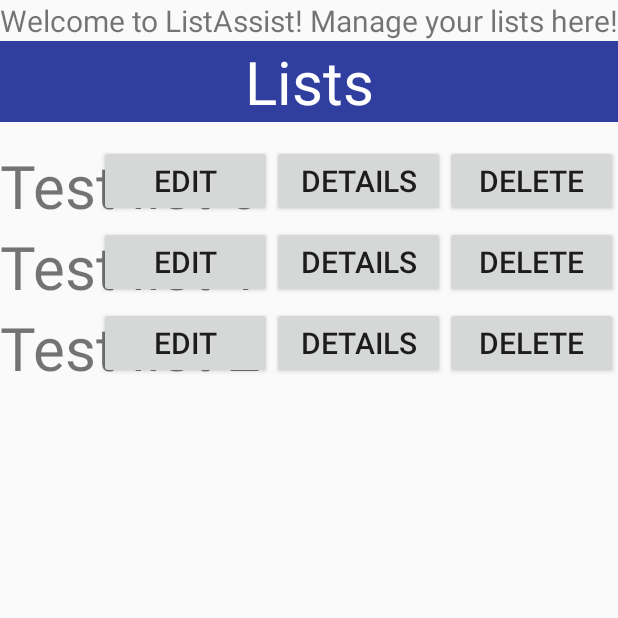
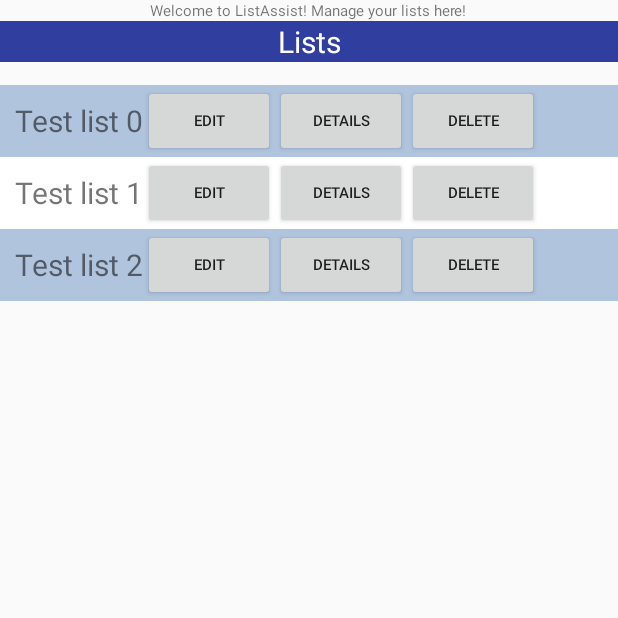
Before and after one commit to DailyDilemma/ListAssist, an Android app: the screen it shows after launch (MainActivity), on a phone screen of 412 x 824 dp, the top half of it. Run offline under Robolectric (Android 15) with nearby library versions, the phone set to English and light mode, and no system bars.

Commit message:
Added dynamic sizing

```diff
--- a/app/src/main/java/com/comp4350/listassist/MainActivity.java
+++ b/app/src/main/java/com/comp4350/listassist/MainActivity.java
@@ -2,6 +2,7 @@ package com.comp4350.listassist;
 
 import android.os.Bundle;
 import android.app.Activity;
+import android.support.v4.content.ContextCompat;
 import android.view.LayoutInflater;
 import android.view.View;
 import android.widget.LinearLayout;
@@ -26,6 +27,14 @@ public class MainActivity extends Activity {
             TextView tv = (TextView)list_row_entry.findViewById(R.id.listName);
             // Get list names from API
             tv.setText("Test list " + i);
+
+            if(i %2 == 0){
+                int color = ContextCompat.getColor(this, R.color.colorEven);
+                list_row_entry.setBackgroundColor(color);
+            } else {
+                int color = ContextCompat.getColor(this, R.color.colorOdd);
+                list_row_entry.setBackgroundColor(color);
+            }
 
             list_table.addView(list_row_entry, i);
         }
--- a/app/src/main/res/layout/list_row_entry.xml
+++ b/app/src/main/res/layout/list_row_entry.xml
@@ -1,13 +1,15 @@
 <?xml version="1.0" encoding="utf-8"?>
 <TableRow xmlns:android="http://schemas.android.com/apk/res/android"
     android:layout_width="match_parent" android:layout_height="match_parent"
-    android:nestedScrollingEnabled="true">
+    android:nestedScrollingEnabled="true"
+    android:weightSum="6">
 
-    <RelativeLayout
+    <LinearLayout
+        android:orientation="horizontal"
         android:layout_width="match_parent"
-        android:layout_height="match_parent"
-        android:layout_span="1"
-        android:layout_weight="1">
+        android:layout_height="wrap_content"
+        android:weightSum="6"
+        android:longClickable="false">
 
         <TextView
             android:layout_width="wrap_content"
@@ -15,37 +17,42 @@
             android:text="@string/list_name"
             android:id="@+id/listName"
             android:textSize="@dimen/H1"
-            android:layout_gravity="right" />
+            android:layout_gravity="center_vertical"
+            android:layout_marginLeft="10dp"
+            android:layout_weight="3"
+            android:maxLines="1"
+            android:ellipsize="end" />
 
         <Button
-            android:layout_width="115dp"
+            android:layout_width="wrap_content"
             android:layout_height="wrap_content"
             android:text="@string/edit"
             android:id="@+id/Edit"
-            android:layout_gravity="right"
             android:textSize="@dimen/H2"
-            android:layout_alignParentTop="true"
-            android:layout_toStartOf="@+id/Details" />
+            android:layout_weight="0.5"
+            android:layout_gravity="center_vertical"
+            android:maxLines="1" />
 
         <Button
-            android:layout_width="115dp"
+            android:layout_width="wrap_content"
             android:layout_height="wrap_content"
             android:text="@string/details"
             android:id="@+id/Details"
-            android:layout_gravity="right"
+            android:layout_gravity="center_vertical"
             android:textSize="@dimen/H2"
-            android:layout_alignParentTop="true"
-            android:layout_toStartOf="@+id/Delete" />
+            android:layout_weight="0.5"
+            android:maxLines="1" />
 
         <Button
-            android:layout_width="115dp"
+            android:layout_width="wrap_content"
             android:layout_height="wrap_content"
             android:text="@string/delete"
             android:id="@+id/Delete"
-            android:layout_gravity="right"
+            android:layout_gravity="center_vertical"
             android:textSize="@dimen/H2"
-            android:layout_alignParentTop="true"
-            android:layout_alignParentEnd="true" />
-    </RelativeLayout>
+            android:layout_weight="0.5"
+            android:maxLines="1" />
+
+    </LinearLayout>
 
 </TableRow>
--- /dev/null
+++ b/app/src/main/res/values-w300dp/dimens.xml
@@ -0,0 +1,6 @@
+<resources>
+    <!-- screens larger than 300dp -->
+    <!-- Text sizes -->
+    <dimen name="H1">20dp</dimen>
+    <dimen name="H2">10dp</dimen>
+</resources>
--- /dev/null
+++ b/app/src/main/res/values-w780dp/dimens.xml
@@ -0,0 +1,6 @@
+<resources>
+    <!-- screens larger than 780dp -->
+    <!-- Text sizes -->
+    <dimen name="H1">40dp</dimen>
+    <dimen name="H2">20dp</dimen>
+</resources>
--- a/app/src/main/res/values/colors.xml
+++ b/app/src/main/res/values/colors.xml
@@ -4,4 +4,6 @@
     <color name="colorPrimaryDark">#303F9F</color>
     <color name="colorAccent">#FF4081</color>
     <color name="colorLight">#FFFFFF</color>
+    <color name="colorOdd">#FFFFFF</color>
+    <color name="colorEven">#B0C4DE</color>
 </resources>
--- a/app/src/main/res/values/dimens.xml
+++ b/app/src/main/res/values/dimens.xml
@@ -7,6 +7,6 @@
     <dimen name="activity_vertical_margin">16dp</dimen>
     <dimen name="fab_margin">16dp</dimen>
     <!-- Text sizes -->
-    <dimen name="H1">40sp</dimen>
-    <dimen name="H2">20sp</dimen>
+    <dimen name="H1">2dp</dimen>
+    <dimen name="H2">1dp</dimen>
 </resources>
```
